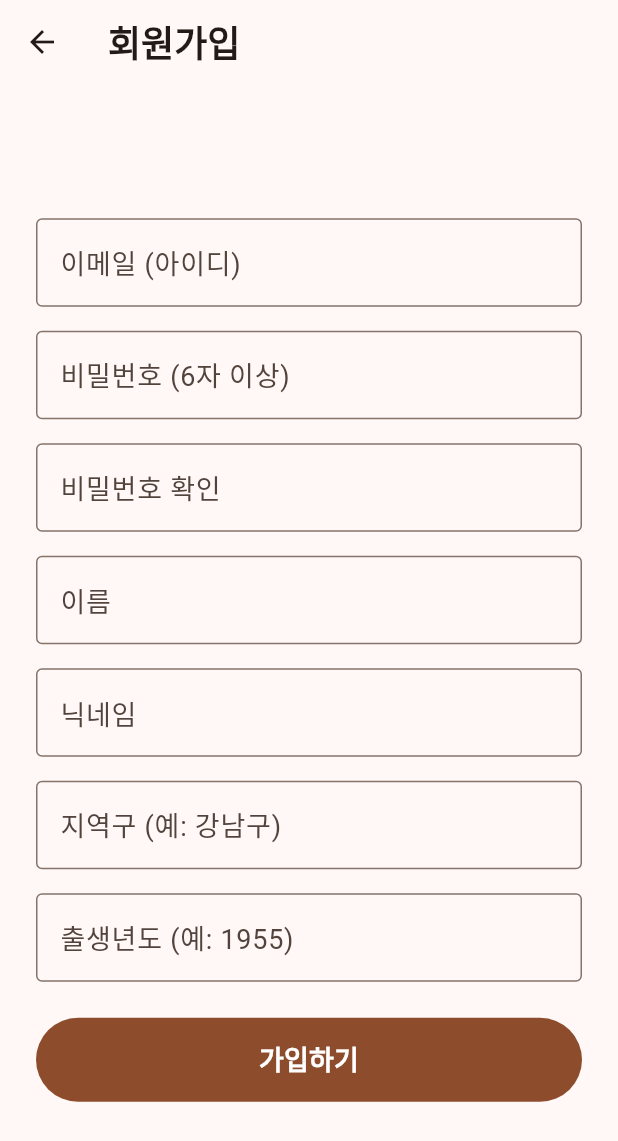
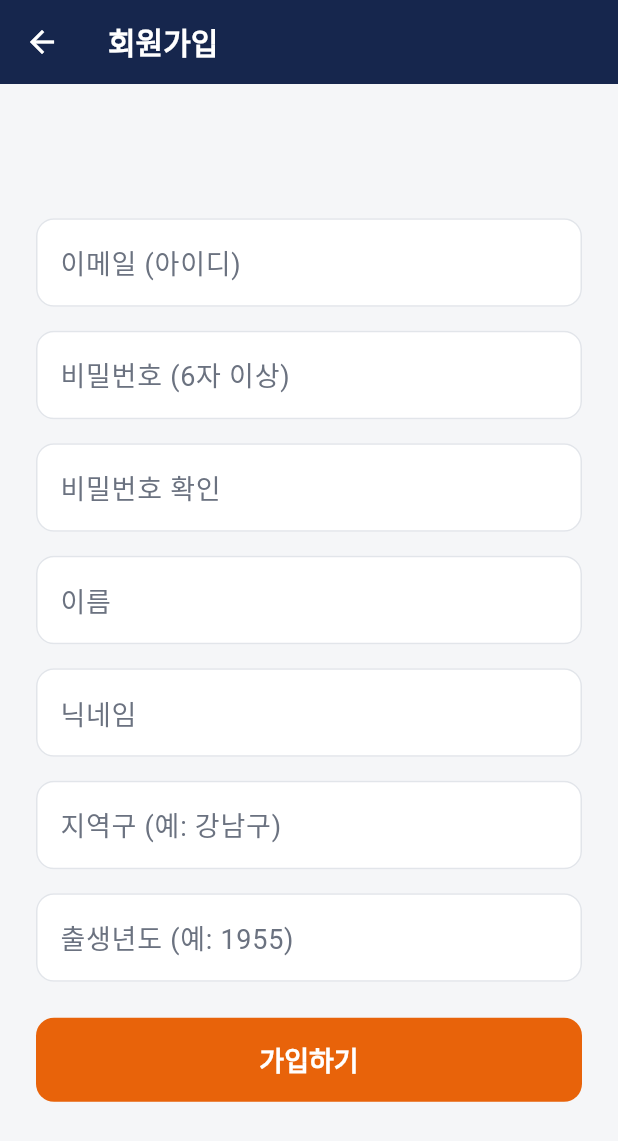
Before and after one commit to CPA-KWON/silver-life, a Flutter app: the SignupPage screen opened directly, on a phone screen of 412 x 824 dp. Shown: the top 1141 px of the screen. Run offline on Flutter 3.47's test engine with Material 3 defaults, Android fonts, the phone set to English and light mode, and no system bars; our stand-ins replace geocoding, geolocator, permission_handler, supabase_flutter; missing offline and left inert: flutter_naver_map; accounts and stored records are empty; Roboto replaces fonts that are missing (Pretendard).

Commit message:
디자인 보강

```diff
--- a/lib/app_theme.dart
+++ b/lib/app_theme.dart
@@ -1,30 +1,139 @@
 import 'package:flutter/material.dart';
 
-/// Warm, high-contrast, large-touch-target theme for senior users:
-/// bigger text, taller buttons, and a bottom navigation bar instead of
-/// a drawer so screens stay simple to navigate.
+/// Brand palette: a navy structural color (app bar, nav bar, headings) reads
+/// as trustworthy/professional, while orange is reserved for call-to-action
+/// buttons only — keeping the warmth senior users respond to without
+/// tinting the whole app orange.
+const _navy = Color(0xFF16264D);
+const _accentOrange = Color(0xFFE8630A);
+const _pageBackground = Color(0xFFF5F6F8);
+const _divider = Color(0xFFE2E5EA);
+const _textPrimary = Color(0xFF1A1A1A);
+const _textMuted = Color(0xFF6B7280);
+
+const _fontFamily = 'Pretendard';
+
+/// High-contrast, large-touch-target theme for senior users, with a
+/// deliberate navy/orange brand palette instead of an auto-generated
+/// Material seed color: bigger text, taller buttons, and a bottom
+/// navigation bar instead of a drawer so screens stay simple to navigate.
 final ThemeData seniorFriendlyTheme = ThemeData(
   useMaterial3: true,
-  colorScheme: ColorScheme.fromSeed(seedColor: const Color(0xFFE8630A)),
+  fontFamily: _fontFamily,
+  scaffoldBackgroundColor: _pageBackground,
+  colorScheme: ColorScheme.fromSeed(
+    seedColor: _navy,
+    brightness: Brightness.light,
+  ).copyWith(
+    primary: _navy,
+    onPrimary: Colors.white,
+    secondary: _accentOrange,
+    onSecondary: Colors.white,
+    surface: Colors.white,
+    onSurface: _textPrimary,
+    outline: _divider,
+  ),
+
   textTheme: const TextTheme(
-    bodyLarge: TextStyle(fontSize: 18),
-    bodyMedium: TextStyle(fontSize: 16),
-    titleLarge: TextStyle(fontSize: 24, fontWeight: FontWeight.bold),
+    titleLarge: TextStyle(fontSize: 24, fontWeight: FontWeight.w700, color: _textPrimary),
+    titleMedium: TextStyle(fontSize: 18, fontWeight: FontWeight.w600, color: _textPrimary),
+    bodyLarge: TextStyle(fontSize: 18, color: _textPrimary),
+    bodyMedium: TextStyle(fontSize: 16, color: _textMuted),
     labelLarge: TextStyle(fontSize: 18, fontWeight: FontWeight.w600),
   ),
+
+  appBarTheme: const AppBarTheme(
+    backgroundColor: _navy,
+    foregroundColor: Colors.white,
+    elevation: 0,
+    centerTitle: false,
+    titleTextStyle: TextStyle(
+      fontFamily: _fontFamily,
+      fontSize: 20,
+      fontWeight: FontWeight.w600,
+      color: Colors.white,
+    ),
+  ),
+
+  navigationBarTheme: NavigationBarThemeData(
+    height: 72,
+    backgroundColor: Colors.white,
+    indicatorColor: _navy.withValues(alpha: 0.1),
+    labelTextStyle: WidgetStateProperty.resolveWith((states) {
+      final selected = states.contains(WidgetState.selected);
+      return TextStyle(
+        fontSize: 13,
+        fontWeight: selected ? FontWeight.w700 : FontWeight.w500,
+        color: selected ? _navy : _textMuted,
+      );
+    }),
+    iconTheme: WidgetStateProperty.resolveWith((states) {
+      final selected = states.contains(WidgetState.selected);
+      return IconThemeData(color: selected ? _navy : _textMuted);
+    }),
+  ),
+
   filledButtonTheme: FilledButtonThemeData(
-    style: FilledButton.styleFrom(minimumSize: const Size.fromHeight(56)),
+    style: FilledButton.styleFrom(
+      backgroundColor: _accentOrange,
+      foregroundColor: Colors.white,
+      minimumSize: const Size.fromHeight(56),
+      shape: RoundedRectangleBorder(borderRadius: BorderRadius.circular(12)),
+      textStyle: const TextStyle(fontSize: 18, fontWeight: FontWeight.w600),
+    ),
   ),
   elevatedButtonTheme: ElevatedButtonThemeData(
-    style: ElevatedButton.styleFrom(minimumSize: const Size.fromHeight(56)),
+    style: ElevatedButton.styleFrom(
+      minimumSize: const Size.fromHeight(56),
+      shape: RoundedRectangleBorder(borderRadius: BorderRadius.circular(12)),
+    ),
   ),
   outlinedButtonTheme: OutlinedButtonThemeData(
-    style: OutlinedButton.styleFrom(minimumSize: const Size.fromHeight(56)),
-  ),
-  navigationBarTheme: NavigationBarThemeData(
-    height: 72,
-    labelTextStyle: WidgetStateProperty.all(
-      const TextStyle(fontSize: 14, fontWeight: FontWeight.w600),
+    style: OutlinedButton.styleFrom(
+      foregroundColor: _navy,
+      side: const BorderSide(color: _navy, width: 1.5),
+      minimumSize: const Size.fromHeight(56),
+      shape: RoundedRectangleBorder(borderRadius: BorderRadius.circular(12)),
+      textStyle: const TextStyle(fontSize: 18, fontWeight: FontWeight.w600),
     ),
   ),
+
+  cardTheme: CardThemeData(
+    color: Colors.white,
+    elevation: 0,
+    margin: EdgeInsets.zero,
+    shape: RoundedRectangleBorder(
+      borderRadius: BorderRadius.circular(16),
+      side: const BorderSide(color: _divider),
+    ),
+  ),
+
+  chipTheme: ChipThemeData(
+    backgroundColor: Colors.white,
+    selectedColor: _navy,
+    shape: const StadiumBorder(side: BorderSide(color: _divider)),
+    labelStyle: const TextStyle(fontSize: 15, fontWeight: FontWeight.w500, color: _textPrimary),
+    secondaryLabelStyle: const TextStyle(fontSize: 15, fontWeight: FontWeight.w600, color: Colors.white),
+    padding: const EdgeInsets.symmetric(horizontal: 14, vertical: 8),
+  ),
+
+  inputDecorationTheme: InputDecorationTheme(
+    filled: true,
+    fillColor: Colors.white,
+    labelStyle: const TextStyle(color: _textMuted),
+    border: OutlineInputBorder(
+      borderRadius: BorderRadius.circular(12),
+      borderSide: const BorderSide(color: _divider),
+    ),
+    enabledBorder: OutlineInputBorder(
+      borderRadius: BorderRadius.circular(12),
+      borderSide: const BorderSide(color: _divider),
+    ),
+    focusedBorder: OutlineInputBorder(
+      borderRadius: BorderRadius.circular(12),
+      borderSide: const BorderSide(color: _navy, width: 2),
+    ),
+  ),
+
+  dividerTheme: const DividerThemeData(color: _divider, thickness: 1, space: 1),
 );
--- a/lib/auth/login_page.dart
+++ b/lib/auth/login_page.dart
@@ -85,7 +85,6 @@ class _LoginPageState extends State<LoginPage> {
                     keyboardType: TextInputType.emailAddress,
                     decoration: const InputDecoration(
                       labelText: '이메일 (아이디)',
-                      border: OutlineInputBorder(),
                     ),
                     validator: (value) {
                       if (value == null || value.trim().isEmpty) {
@@ -100,7 +99,6 @@ class _LoginPageState extends State<LoginPage> {
                     obscureText: true,
                     decoration: const InputDecoration(
                       labelText: '비밀번호',
-                      border: OutlineInputBorder(),
                     ),
                     validator: (value) {
                       if (value == null || value.isEmpty) {
--- a/lib/auth/signup_page.dart
+++ b/lib/auth/signup_page.dart
@@ -116,7 +116,6 @@ class _SignupPageState extends State<SignupPage> {
                     keyboardType: TextInputType.emailAddress,
                     decoration: const InputDecoration(
                       labelText: '이메일 (아이디)',
-                      border: OutlineInputBorder(),
                     ),
                     validator: (value) {
                       if (value == null || !value.contains('@')) {
@@ -131,7 +130,6 @@ class _SignupPageState extends State<SignupPage> {
                     obscureText: true,
                     decoration: const InputDecoration(
                       labelText: '비밀번호 (6자 이상)',
-                      border: OutlineInputBorder(),
                     ),
                     validator: (value) {
                       if (value == null || value.length < 6) {
@@ -146,7 +144,6 @@ class _SignupPageState extends State<SignupPage> {
                     obscureText: true,
                     decoration: const InputDecoration(
                       labelText: '비밀번호 확인',
-                      border: OutlineInputBorder(),
                     ),
                     validator: (value) {
                       if (value != _passwordController.text) {
@@ -160,7 +157,6 @@ class _SignupPageState extends State<SignupPage> {
                     controller: _nameController,
                     decoration: const InputDecoration(
                       labelText: '이름',
-                      border: OutlineInputBorder(),
                     ),
                     validator: (value) {
                       if (value == null || value.trim().isEmpty) {
@@ -174,7 +170,6 @@ class _SignupPageState extends State<SignupPage> {
                     controller: _nicknameController,
                     decoration: const InputDecoration(
                       labelText: '닉네임',
-                      border: OutlineInputBorder(),
                     ),
                     validator: (value) {
                       if (value == null || value.trim().isEmpty) {
@@ -188,7 +183,6 @@ class _SignupPageState extends State<SignupPage> {
                     controller: _regionController,
                     decoration: const InputDecoration(
                       labelText: '지역구 (예: 강남구)',
-                      border: OutlineInputBorder(),
                     ),
                     validator: (value) {
                       if (value == null || value.trim().isEmpty) {
@@ -203,7 +197,6 @@ class _SignupPageState extends State<SignupPage> {
                     keyboardType: TextInputType.number,
                     decoration: const InputDecoration(
                       labelText: '출생년도 (예: 1955)',
-                      border: OutlineInputBorder(),
                     ),
                     validator: (value) {
                       final year = int.tryParse(value ?? '');
--- a/lib/community/community_page.dart
+++ b/lib/community/community_page.dart
@@ -74,13 +74,15 @@ class _CommunityPageState extends State<CommunityPage> {
                 return RefreshIndicator(
                   onRefresh: () async => _refresh(),
                   child: ListView.separated(
+                    padding: const EdgeInsets.all(16),
                     itemCount: posts.length,
-                    separatorBuilder: (_, _) => const Divider(height: 1),
+                    separatorBuilder: (_, _) => const SizedBox(height: 8),
                     itemBuilder: (context, i) {
                       final post = posts[i];
                       final nickname =
                           (post['profiles'] as Map?)?['nickname'] as String? ?? '알 수 없음';
-                      return ListTile(
+                      return Card(
+                        child: ListTile(
                           title: Text(
                             post['title'] as String,
                             maxLines: 1,
@@ -99,6 +101,7 @@ class _CommunityPageState extends State<CommunityPage> {
                             );
                             _refresh();
                           },
+                        ),
                       );
                     },
                   ),
@@ -131,8 +134,9 @@ class _CategoryFilterBar extends StatelessWidget {
 
   @override
   Widget build(BuildContext context) {
-    return SizedBox(
+    return Container(
       height: 56,
+      color: Colors.white,
       child: ListView(
         scrollDirection: Axis.horizontal,
         padding: const EdgeInsets.symmetric(horizontal: 12, vertical: 8),
--- a/lib/community/new_post_page.dart
+++ b/lib/community/new_post_page.dart
@@ -66,7 +66,6 @@ class _NewPostPageState extends State<NewPostPage> {
                 initialValue: _category,
                 decoration: const InputDecoration(
                   labelText: '카테고리',
-                  border: OutlineInputBorder(),
                 ),
                 items: [
                   for (final category in kPostCategories)
@@ -79,7 +78,6 @@ class _NewPostPageState extends State<NewPostPage> {
                 controller: _titleController,
                 decoration: const InputDecoration(
                   labelText: '제목',
-                  border: OutlineInputBorder(),
                 ),
                 validator: (value) =>
                     (value == null || value.trim().isEmpty) ? '제목을 입력해주세요' : null,
@@ -89,7 +87,6 @@ class _NewPostPageState extends State<NewPostPage> {
                 controller: _contentController,
                 decoration: const InputDecoration(
                   labelText: '내용',
-                  border: OutlineInputBorder(),
                 ),
                 maxLines: 8,
                 validator: (value) =>
--- a/lib/community/post_detail_page.dart
+++ b/lib/community/post_detail_page.dart
@@ -160,7 +160,6 @@ class _PostDetailPageState extends State<PostDetailPage> {
                       controller: _commentController,
                       decoration: const InputDecoration(
                         hintText: '댓글을 입력하세요',
-                        border: OutlineInputBorder(),
                       ),
                     ),
                   ),
```
Also changed, not shown: pubspec.yaml (+17 -0 lines), assets/icon/icon.png (added), pubspec.lock, 9 other files. Lines whose indentation alone changed are shown as unchanged.
